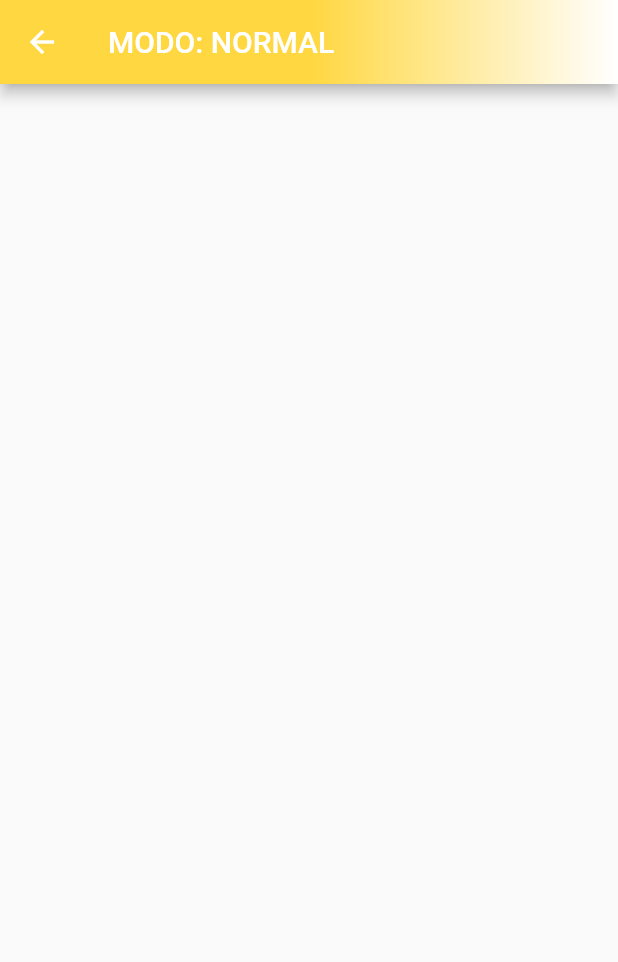
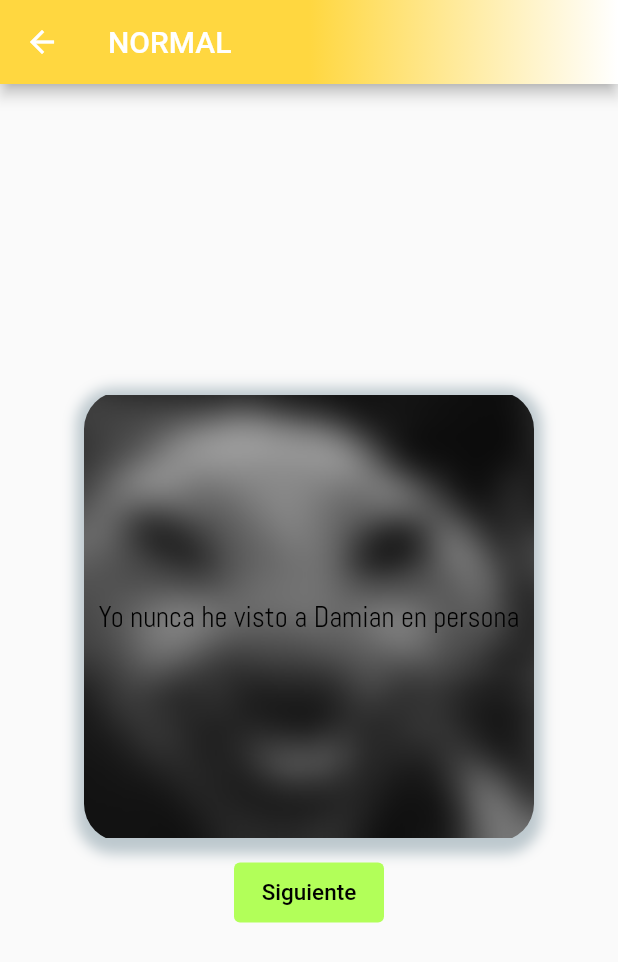
Before and after one commit to daumienebi/yo_nunca, a Flutter app: the screen it shows after launch, after a tap on "NORMAL", on a phone screen of 412 x 824 dp. Shown: the top 962 px of the screen. Run offline on Flutter 3.47's test engine with Material 2 defaults, Android fonts, the phone set to English and light mode, and no system bars; our stand-ins replace new_gradient_app_bar.

Commit message:
few changes and creating the question widget

```diff
--- a/lib/main.dart
+++ b/lib/main.dart
@@ -31,8 +31,6 @@ class AppState extends StatelessWidget {
 
   @override
   Widget build(BuildContext context) {
-    return Container(
-        child: MyApp()
-    );
+    return const MyApp();
   }
 }
--- a/lib/src/pages/home_page.dart
+++ b/lib/src/pages/home_page.dart
@@ -24,7 +24,6 @@ class HomePage extends StatelessWidget {
           child: Row(mainAxisAlignment: MainAxisAlignment.center, children: [
             Container(
               decoration: BoxDecoration(
-                  //color: Colors.red,
                   image: DecorationImage(
                 image: AssetImage('assets/images/beer.png'),
                 fit: BoxFit.contain,
--- a/lib/src/utils/my_decorations.dart
+++ b/lib/src/utils/my_decorations.dart
@@ -23,12 +23,12 @@ class MyDecorations{
     );
   }
 
-  static Text homePageBoxText(String content,Color textColor){
+  static Text homePageBoxText(String content,Color textColor,Color? bgColor){
     return Text(content,
       textAlign: TextAlign.left,style: TextStyle(
           fontWeight: FontWeight.bold,fontSize: 35,
           color: textColor,
-          fontFamily: 'OoohBaby'
+          fontFamily: 'OoohBaby',backgroundColor: bgColor
       ),
     );
   }
--- a/lib/src/widgets/home_page_list.dart
+++ b/lib/src/widgets/home_page_list.dart
@@ -1,10 +1,7 @@
 import 'package:flutter/cupertino.dart';
 import 'package:flutter/material.dart';
-import 'package:yo_nunca/src/models/category.dart';
-import 'package:yo_nunca/src/models/questions.dart';
 import 'package:yo_nunca/src/utils/constants.dart';
 import 'package:yo_nunca/src/utils/my_decorations.dart';
-import 'package:yo_nunca/src/utils/test_data.dart';
 
 class HomePageList extends StatelessWidget{
   const HomePageList({Key? key}) : super(key: key);
@@ -16,13 +13,13 @@ class HomePageList extends StatelessWidget{
       crossAxisAlignment: CrossAxisAlignment.center,
       children:[
         InkWell(child: _getNormalLevelWidget(context),onTap: (){
-          Navigator.pushNamed(context, Constants.routes.questionsPage,arguments: 'MODO: NORMAL');
+          Navigator.pushNamed(context, Constants.routes.questionsPage,arguments: 'NORMAL');
         },),
         InkWell(child: _getIntermediateLevelWidget(context),onTap: (){
-          Navigator.pushNamed(context, Constants.routes.questionsPage,arguments: 'MODO: INTERMEDIO');
+          Navigator.pushNamed(context, Constants.routes.questionsPage,arguments: 'INTERMEDIO');
         },),
         InkWell(child: _getHotLevelWidget(context), onTap: (){
-          Navigator.pushNamed(context, Constants.routes.questionsPage,arguments: 'MODO: PICANTE');
+          Navigator.pushNamed(context, Constants.routes.questionsPage,arguments: 'PICANTE');
         },),
       ]
     );
@@ -30,48 +27,27 @@ class HomePageList extends StatelessWidget{
 }
 /* Normal */
 Widget _getNormalLevelWidget(context) {
-
-  //TestData data = new TestData();
-  //List<Question> _questionsList = data.questionsList;
   return Container(
     margin: const EdgeInsets.all(10),
     padding: EdgeInsets.all(10),
     decoration: MyDecorations.homePageBoxDecoration('assets/images/bar.jpg'),
     height: Constants.homePageWidgetHeight,
     width: double.infinity,
-    child: MyDecorations.homePageBoxText('NORMAL', Colors.white)
+    child: MyDecorations.homePageBoxText('NORMAL', Colors.white,Colors.black45)
   );
 }
 
 /* Intermedio */
 Widget _getIntermediateLevelWidget(context){
-  //TestData data = new TestData();
-  //List<Question> _questionsList = data.questionsList;
   return Container(
     margin: const EdgeInsets.all(10),
     padding: EdgeInsets.all(10),
     decoration: MyDecorations.homePageBoxDecoration('assets/images/smirk_face.png'),
     height: Constants.homePageWidgetHeight,
     width: double.infinity,
-    child: MyDecorations.homePageBoxText('INTERMEDIO', Colors.white)
+    child: MyDecorations.homePageBoxText('INTERMEDIO', Colors.deepOrange,Colors.white54)
   );
 }
-
-/* Random */
-/*
-Widget _getLevelWidget(context){
-  //TestData data = new TestData();
-  //List<Question> _questionsList = data.questionsList;
-  return Container(
-    margin: const EdgeInsets.all(15),
-    padding: EdgeInsets.all(10),
-    decoration: MyDecorations.homePageBoxDecoration('assets/images/smirk_face.png'),
-    height: Constants.homePageWidgetHeight,
-    width: double.infinity,
-    child: MyDecorations.homePageBoxText('PICANTE', Colors.red)
-  );
-}
-*/
 
 /* Picante*/
 Widget _getHotLevelWidget(context){
@@ -83,6 +59,6 @@ Widget _getHotLevelWidget(context){
     decoration: MyDecorations.homePageBoxDecoration('assets/images/picante.jpg'),
     height: Constants.homePageWidgetHeight,
     width: double.infinity,
-    child: MyDecorations.homePageBoxText('PICANTE', Colors.deepOrange)
+    child: MyDecorations.homePageBoxText('PICANTE', Colors.red,Colors.white24)
   );
 }
--- /dev/null
+++ b/lib/src/widgets/question_widget.dart
@@ -0,0 +1,76 @@
+import 'package:flutter/cupertino.dart';
+// ignore_for_file: prefer_const_constructors
+import 'package:flutter/material.dart';
+
+class QuestionWidget extends StatefulWidget {
+  const QuestionWidget({Key? key}) : super(key: key);
+
+  @override
+  State<StatefulWidget> createState() {
+    return _QuestionWidgetState();
+  }
+}
+
+class _QuestionWidgetState extends State<QuestionWidget> {
+  @override
+  Widget build(BuildContext context) {
+    // TODO: implement build
+    return Center(
+      child: Column(
+          mainAxisAlignment: MainAxisAlignment.center,
+          children: [
+            _questionTextWidget(Colors.blueGrey),
+            SizedBox(height: 10),
+            _nextButton()
+          ]
+      ),
+    );
+  }
+
+  Widget _questionTextWidget(Color bgcolor){
+    return Container(
+      decoration: BoxDecoration(
+          image: DecorationImage(
+              image: AssetImage('assets/images/blurBW.png'),
+              fit: BoxFit.contain,
+              opacity: 200
+          ),
+        //color: Colors.white,
+        borderRadius: BorderRadius.all(Radius.circular(25)),
+        boxShadow: [
+          BoxShadow(
+            color: bgcolor.withOpacity(0.4),
+            spreadRadius: 5,
+            blurRadius: 7,
+            offset: Offset(0, 3), // changes position of shadow
+          ),
+        ],
+      ),
+      height: 300,
+      width: 300,
+      child: Center(
+        child: const Text(
+          "Yo nunca he visto a Damian en persona ",
+          textAlign: TextAlign.center,
+          style: TextStyle(
+              fontSize: 19,
+              color: Colors.black,
+              fontFamily: 'Abel'),
+        ),
+      ),
+    );
+  }
+
+  Widget _nextButton() {
+    return TextButton(
+        onPressed: () {},
+        child: Text('Siguiente',
+          style: TextStyle(fontSize: 15,color: Colors.black),
+        ),
+        style: TextButton.styleFrom(
+          backgroundColor: Colors.lightGreenAccent,
+          fixedSize: Size(100,40)
+        ),
+    );
+  }
+}
--- a/lib/src/widgets/widgets.dart
+++ b/lib/src/widgets/widgets.dart
@@ -1,2 +1,3 @@
 export 'package:yo_nunca/src/widgets/home_page_list.dart';
 export 'package:yo_nunca/src/widgets/mydrawer.dart';
+export 'package:yo_nunca/src/widgets/question_widget.dart';
--- a/pubspec.yaml
+++ b/pubspec.yaml
@@ -79,6 +79,9 @@ flutter:
     - family: OoohBaby
       fonts:
         - asset: assets/fonts/OoohBaby-Regular.ttf
+    - family: Abel
+      fonts:
+        - asset: assets/fonts/Abel-Regular.ttf
   #   - family: Trajan Pro
   #     fonts:
   #       - asset: fonts/TrajanPro.ttf
```
Also changed, not shown: lib/src/pages/question_page.dart (+16 -0 lines), lib/src/utils/test_data.dart (+1 -32 lines), assets/fonts/Abel-Regular.ttf (added), assets/images/blur1.png (added), assets/images/blurBW.png (added).
